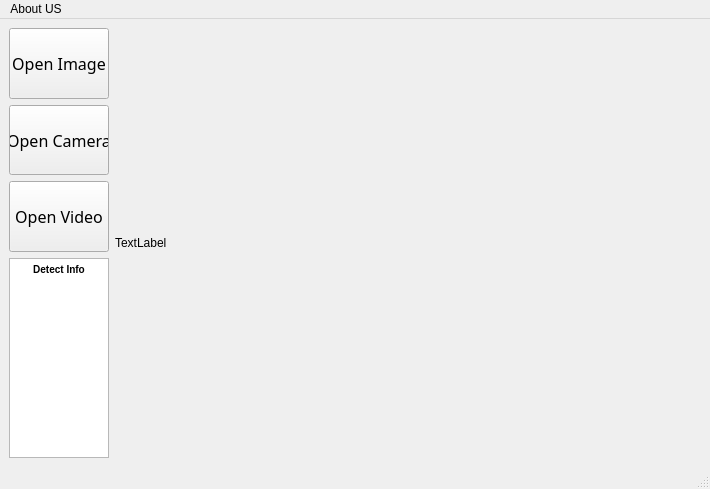
Before: the Qt Designer form GUI.ui in thaitranvenn/Object_Detection_PyQT5, drawn with Qt 5.
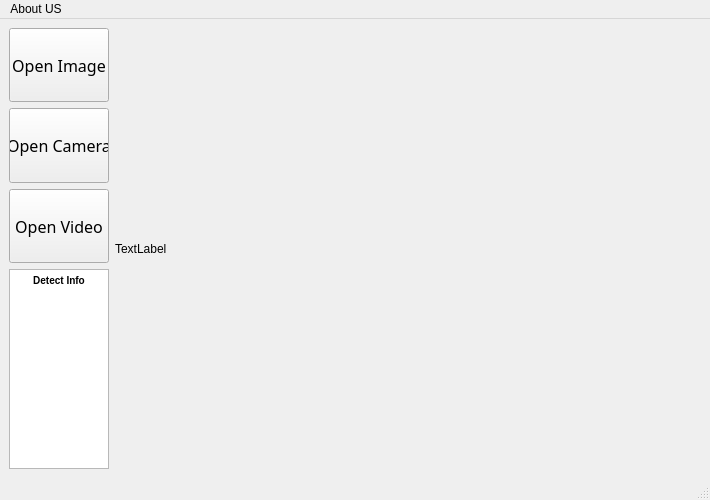
After: the same form once the commit is applied.

What changed in the file:
```diff
--- a/GUI.ui
+++ b/GUI.ui
@@ -7,7 +7,7 @@
     <x>0</x>
     <y>0</y>
     <width>710</width>
-    <height>489</height>
+    <height>500</height>
    </rect>
   </property>
   <property name="windowTitle">
```
